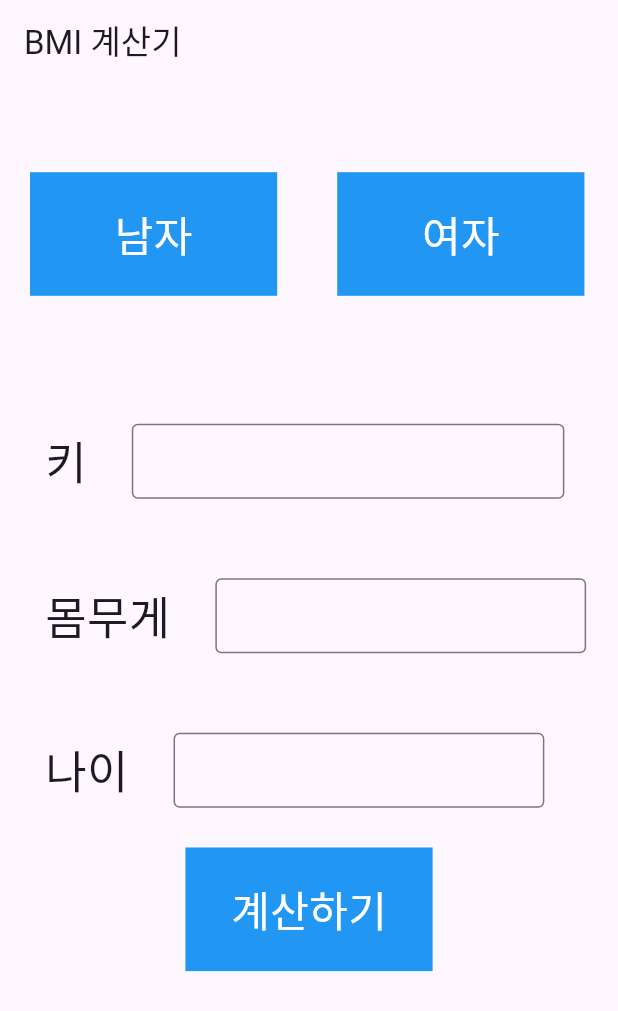
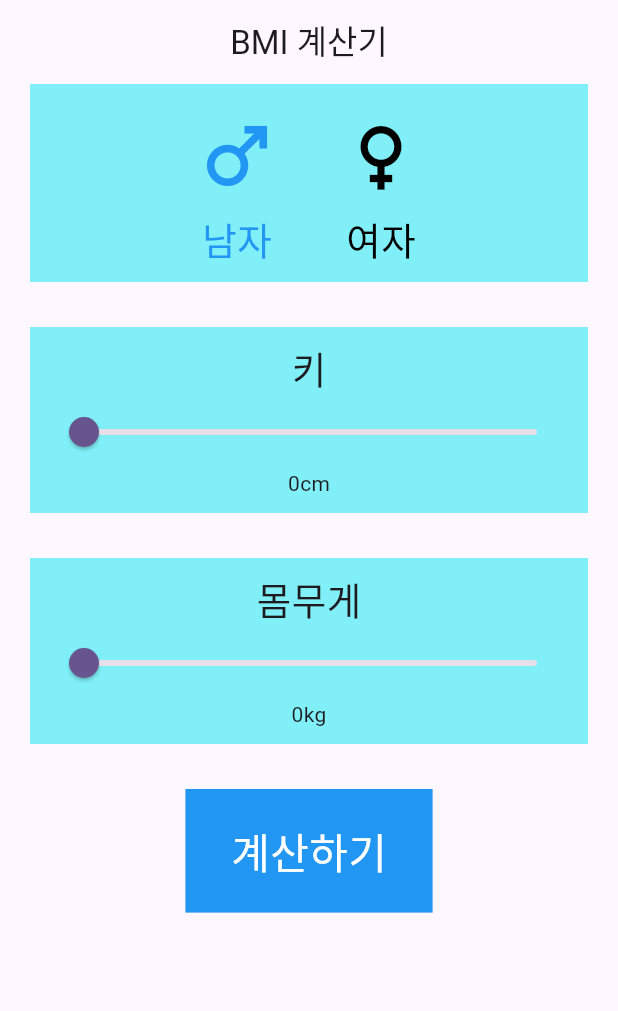
Before and after one commit to joon0447/CalcBMI, a Flutter app: the screen it shows after launch, on a phone screen of 412 x 824 dp. Shown: the top 1011 px of the screen. Run offline on Flutter 3.47's test engine with Material 3 defaults, Android fonts, the phone set to English and light mode, and no system bars.

Commit message:
계산, UI

```diff
--- a/bmicalculator/lib/screens/home.dart
+++ b/bmicalculator/lib/screens/home.dart
@@ -1,111 +1,149 @@
+import 'package:bmicalculator/func/buttoncolor.dart';
+import 'package:bmicalculator/func/calc.dart';
+import 'package:bmicalculator/screens/result.dart';
 import 'package:flutter/cupertino.dart';
 import 'package:flutter/material.dart';
 import 'package:flutter/widgets.dart';
 
 class Home extends StatefulWidget {
   const Home({super.key});
-
   @override
   State<Home> createState() => _HomeState();
 }
+
+bool gender = true;
+int height = 0;
+int weight = 0;
 
 class _HomeState extends State<Home> {
   @override
   Widget build(BuildContext context) {
     return Scaffold(
         appBar: AppBar(
+          centerTitle: true,
           title: const Text("BMI 계산기"),
         ),
         body: Column(
           children: [
-            Row(
+            Container(
+              decoration: const BoxDecoration(
+                color: Color.fromARGB(255, 128, 239, 247),
+              ),
+              padding: const EdgeInsets.all(10),
+              margin: const EdgeInsets.only(left: 20, right: 20, bottom: 30),
+              child: Row(
+                mainAxisAlignment: MainAxisAlignment.center,
                 children: [
-                const SizedBox(height: 200),
-                Container(
-                  margin: const EdgeInsets.all(20),
-                  width: MediaQuery.of(context).size.width * 0.4,
-                  height: MediaQuery.of(context).size.height * 0.1,
-                  color: Colors.blue,
-                  child: const Center(
-                    child: Text(
+                  Column(
+                    children: [
+                      IconButton(
+                        onPressed: () {
+                          setState(() {
+                            maleColor();
+                          });
+                        },
+                        iconSize: 60,
+                        icon: Icon(
+                          Icons.male,
+                          color: gender == true ? Colors.blue : Colors.black,
+                        ),
+                      ),
+                      Text(
                         "남자",
                         style: TextStyle(
-                        fontSize: 28,
-                        color: Colors.white,
-                      ),
-                    ),
-                  ),
-                ),
-                Container(
-                  margin: const EdgeInsets.all(20),
-                  width: MediaQuery.of(context).size.width * 0.4,
-                  height: MediaQuery.of(context).size.height * 0.1,
-                  color: Colors.blue,
-                  child: const Center(
-                    child: Text(
-                      "여자",
-                      style: TextStyle(
-                        fontSize: 28,
-                        color: Colors.white,
-                      ),
-                    ),
+                          fontSize: 25,
+                          color: gender == true ? Colors.blue : Colors.black,
                         ),
                       ),
                     ],
                   ),
-            Row(
+                  const SizedBox(
+                    width: 20,
+                    height: 1,
+                  ),
+                  Column(
                     children: [
-                Container(
-                  margin: const EdgeInsets.all(30),
-                  child: const Text(
-                    "키",
-                    style: TextStyle(fontSize: 30),
+                      IconButton(
+                        onPressed: () {
+                          setState(() {
+                            femaleColor();
+                          });
+                        },
+                        iconSize: 60,
+                        icon: Icon(
+                          Icons.female,
+                          color: gender == false ? Colors.blue : Colors.black,
                         ),
                       ),
-                SizedBox(
-                  width: MediaQuery.of(context).size.width * 0.7,
-                  height: 50,
-                  child: const TextField(
-                    decoration: InputDecoration(border: OutlineInputBorder()),
+                      Text(
+                        "여자",
+                        style: TextStyle(
+                          fontSize: 25,
+                          color: gender == false ? Colors.blue : Colors.black,
                         ),
+                      ),
+                    ],
                   )
                 ],
               ),
-            Row(
+            ),
+            Container(
+              decoration: const BoxDecoration(
+                color: Color.fromARGB(255, 128, 239, 247),
+              ),
+              padding: const EdgeInsets.all(10),
+              margin: const EdgeInsets.only(left: 20, right: 20, bottom: 30),
+              child: Column(
                 children: [
-                Container(
-                  margin: const EdgeInsets.all(30),
-                  child: const Text(
-                    "몸무게",
-                    style: TextStyle(fontSize: 30),
+                  const Text(
+                    "키",
+                    style: TextStyle(fontSize: 25),
+                  ),
+                  Slider(
+                    value: height.toDouble(),
+                    min: 0,
+                    max: 250,
+                    divisions: 250,
+                    onChanged: (value) {
+                      setState(
+                        () {
+                          height = value.toInt();
+                        },
+                      );
+                    },
+                  ),
+                  Text("${height}cm"),
+                ],
               ),
             ),
-                SizedBox(
-                  width: MediaQuery.of(context).size.width * 0.6,
-                  height: 50,
-                  child: const TextField(
-                    decoration: InputDecoration(border: OutlineInputBorder()),
+            Container(
+              decoration: const BoxDecoration(
+                color: Color.fromARGB(255, 128, 239, 247),
               ),
-                )
+              padding: const EdgeInsets.all(10),
+              margin: const EdgeInsets.only(left: 20, right: 20, bottom: 30),
+              child: Column(
+                children: [
+                  const Text(
+                    "몸무게",
+                    style: TextStyle(fontSize: 25),
+                  ),
+                  Slider(
+                    value: weight.toDouble(),
+                    min: 0,
+                    max: 250,
+                    divisions: 250,
+                    onChanged: (value) {
+                      setState(
+                        () {
+                          weight = value.toInt();
+                        },
+                      );
+                    },
+                  ),
+                  Text("${weight}kg"),
                 ],
               ),
-            Row(
-              children: [
-                Container(
-                  margin: const EdgeInsets.all(30),
-                  child: const Text(
-                    "나이",
-                    style: TextStyle(fontSize: 30),
-                  ),
-                ),
-                SizedBox(
-                  width: MediaQuery.of(context).size.width * 0.6,
-                  height: 50,
-                  child: const TextField(
-                    decoration: InputDecoration(border: OutlineInputBorder()),
-                  ),
-                )
-              ],
             ),
             Container(
               width: MediaQuery.of(context).size.width * 0.4,
@@ -113,7 +151,11 @@ class _HomeState extends State<Home> {
               color: Colors.blue,
               child: GestureDetector(
                 onTap: () {
-                  print("dsds");
+                  calc(height, weight);
+                  Navigator.push(
+                    context,
+                    MaterialPageRoute(builder: (context) => const Result()),
+                  );
                 },
                 child: const Center(
                   child: Text(
```
Also changed, not shown: bmicalculator/lib/func/buttoncolor.dart (added, +13 -0 lines), bmicalculator/lib/func/calc.dart (added, +7 -0 lines), bmicalculator/lib/screens/result.dart (added, +70 -0 lines). Lines whose indentation alone changed are shown as unchanged.
